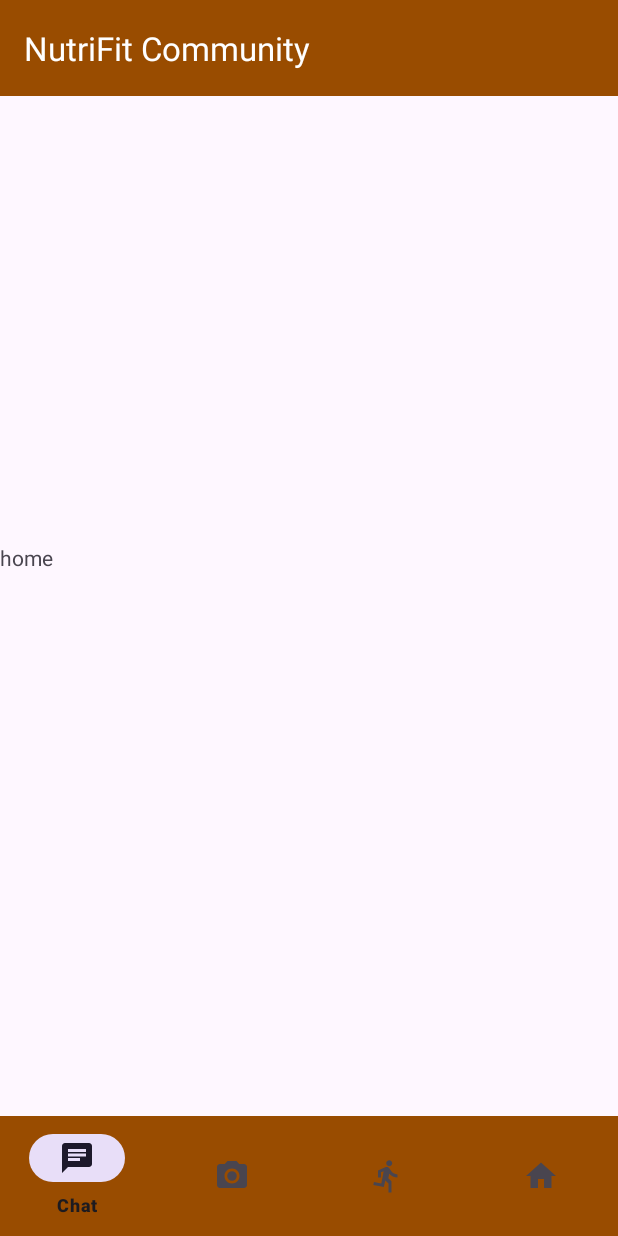
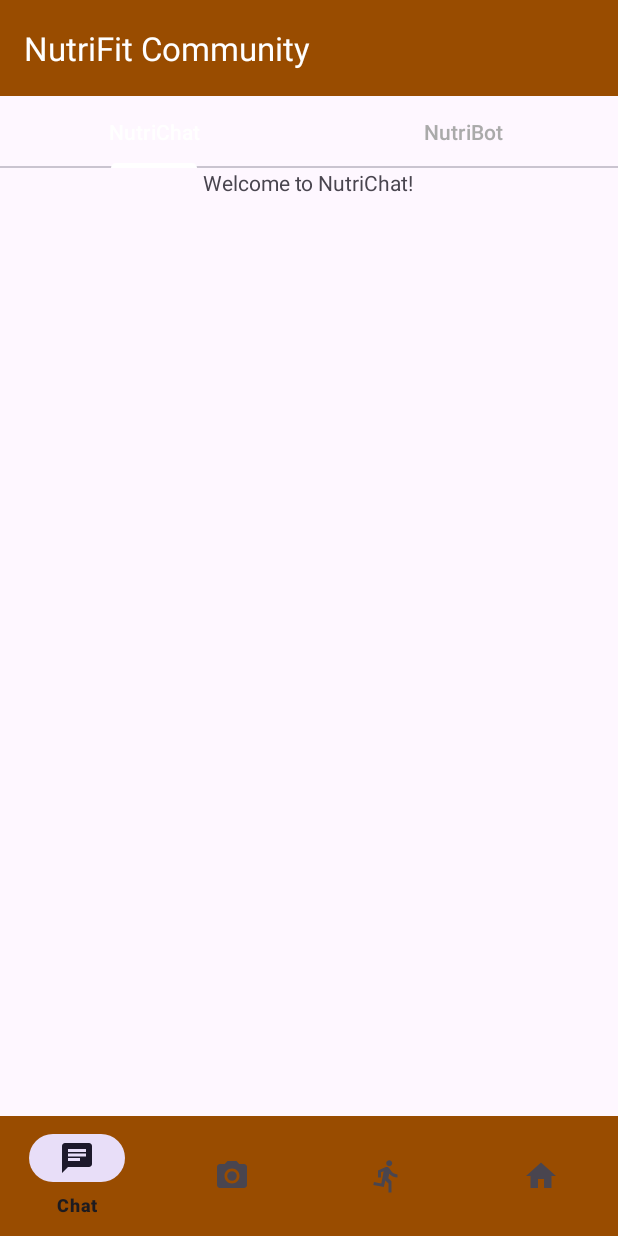
Before and after one commit to venoliah/NutriFit, an Android app: the ChatFragment screen opened directly, with no data from a screen before it, on a phone screen of 412 x 824 dp. Run offline under Robolectric (Android 15) with nearby library versions, the phone set to English and light mode, and no system bars.

Commit message:
Chat Fragment additions

```diff
--- a/NutriFit/app/src/main/java/com/example/nutrifit/ChatFragment.kt
+++ b/NutriFit/app/src/main/java/com/example/nutrifit/ChatFragment.kt
@@ -1,59 +1,37 @@
 package com.example.nutrifit
 
 import android.os.Bundle
-import androidx.fragment.app.Fragment
 import android.view.LayoutInflater
 import android.view.View
 import android.view.ViewGroup
+import com.google.android.material.tabs.TabLayoutMediator
+import androidx.fragment.app.Fragment
+import androidx.viewpager2.widget.ViewPager2
 
-// TODO: Rename parameter arguments, choose names that match
-// the fragment initialization parameters, e.g. ARG_ITEM_NUMBER
-private const val ARG_PARAM1 = "param1"
-private const val ARG_PARAM2 = "param2"
-
-/**
- * A simple [Fragment] subclass.
- * Use the [ChatFragment.newInstance] factory method to
- * create an instance of this fragment.
- */
 class ChatFragment : Fragment() {
-    // TODO: Rename and change types of parameters
-    private var param1: String? = null
-    private var param2: String? = null
-
-    override fun onCreate(savedInstanceState: Bundle?) {
-        super.onCreate(savedInstanceState)
-        arguments?.let {
-            param1 = it.getString(ARG_PARAM1)
-            param2 = it.getString(ARG_PARAM2)
-        }
-    }
 
     override fun onCreateView(
         inflater: LayoutInflater, container: ViewGroup?,
         savedInstanceState: Bundle?
     ): View? {
-        // Inflate the layout for this fragment
-        return inflater.inflate(R.layout.fragment_chat, container, false)
-    }
+        val view = inflater.inflate(R.layout.fragment_chat, container, false)
 
-    companion object {
-        /**
-         * Use this factory method to create a new instance of
-         * this fragment using the provided parameters.
-         *
-         * @param param1 Parameter 1.
-         * @param param2 Parameter 2.
-         * @return A new instance of fragment ChatFragment.
-         */
-        // TODO: Rename and change types and number of parameters
-        @JvmStatic
-        fun newInstance(param1: String, param2: String) =
-            ChatFragment().apply {
-                arguments = Bundle().apply {
-                    putString(ARG_PARAM1, param1)
-                    putString(ARG_PARAM2, param2)
-                }
+        val viewPager: ViewPager2 = view.findViewById(R.id.view_pager)
+        val tabLayout = view.findViewById<com.google.android.material.tabs.TabLayout>(R.id.tab_layout)
+
+        // Set up ViewPager with the adapter
+        val adapter = ViewPagerAdapter(requireActivity())
+        viewPager.adapter = adapter
+
+        // Link the TabLayout and the ViewPager2
+        TabLayoutMediator(tabLayout, viewPager) { tab, position ->
+            tab.text = when (position) {
+                0 -> "NutriChat"
+                1 -> "NutriBot"
+                else -> null
             }
+        }.attach()
+
+        return view
     }
 }
--- /dev/null
+++ b/NutriFit/app/src/main/java/com/example/nutrifit/NutriChatFragment.kt
@@ -0,0 +1,59 @@
+package com.example.nutrifit
+
+import android.os.Bundle
+import androidx.fragment.app.Fragment
+import android.view.LayoutInflater
+import android.view.View
+import android.view.ViewGroup
+
+// TODO: Rename parameter arguments, choose names that match
+// the fragment initialization parameters, e.g. ARG_ITEM_NUMBER
+private const val ARG_PARAM1 = "param1"
+private const val ARG_PARAM2 = "param2"
+
+/**
+ * A simple [Fragment] subclass.
+ * Use the [NutriChatFragment.newInstance] factory method to
+ * create an instance of this fragment.
+ */
+class NutriChatFragment : Fragment() {
+    // TODO: Rename and change types of parameters
+    private var param1: String? = null
+    private var param2: String? = null
+
+    override fun onCreate(savedInstanceState: Bundle?) {
+        super.onCreate(savedInstanceState)
+        arguments?.let {
+            param1 = it.getString(ARG_PARAM1)
+            param2 = it.getString(ARG_PARAM2)
+        }
+    }
+
+    override fun onCreateView(
+        inflater: LayoutInflater, container: ViewGroup?,
+        savedInstanceState: Bundle?
+    ): View? {
+        // Inflate the layout for this fragment
+        return inflater.inflate(R.layout.fragment_nutri_chat, container, false)
+    }
+
+    companion object {
+        /**
+         * Use this factory method to create a new instance of
+         * this fragment using the provided parameters.
+         *
+         * @param param1 Parameter 1.
+         * @param param2 Parameter 2.
+         * @return A new instance of fragment NutriChatFragment.
+         */
+        // TODO: Rename and change types and number of parameters
+        @JvmStatic
+        fun newInstance(param1: String, param2: String) =
+            NutriChatFragment().apply {
+                arguments = Bundle().apply {
+                    putString(ARG_PARAM1, param1)
+                    putString(ARG_PARAM2, param2)
+                }
+            }
+    }
+}
--- /dev/null
+++ b/NutriFit/app/src/main/java/com/example/nutrifit/ViewPagerAdapter.kt
@@ -0,0 +1,18 @@
+package com.example.nutrifit
+
+import androidx.fragment.app.Fragment
+import androidx.fragment.app.FragmentActivity
+import androidx.viewpager2.adapter.FragmentStateAdapter
+
+class ViewPagerAdapter(fragmentActivity: FragmentActivity) : FragmentStateAdapter(fragmentActivity) {
+    override fun getItemCount(): Int {
+        return 2
+    }
+
+    override fun createFragment(position: Int): Fragment {
+        return when (position) {
+            0 -> NutriChatFragment()  // NutriChat
+            else -> NutriBotFragment() // NutriBot
+        }
+    }
+}
--- /dev/null
+++ b/NutriFit/app/src/main/res/drawable/baseline_android_24.xml
@@ -0,0 +1,5 @@
+<vector android:height="24dp" android:tint="#706969"
+    android:viewportHeight="24" android:viewportWidth="24"
+    android:width="24dp" xmlns:android="http://schemas.android.com/apk/res/android">
+    <path android:fillColor="@android:color/white" android:pathData="M17.6,9.48l1.84,-3.18c0.16,-0.31 0.04,-0.69 -0.26,-0.85c-0.29,-0.15 -0.65,-0.06 -0.83,0.22l-1.88,3.24c-2.86,-1.21 -6.08,-1.21 -8.94,0L5.65,5.67c-0.19,-0.29 -0.58,-0.38 -0.87,-0.2C4.5,5.65 4.41,6.01 4.56,6.3L6.4,9.48C3.3,11.25 1.28,14.44 1,18h22C22.72,14.44 20.7,11.25 17.6,9.48zM7,15.25c-0.69,0 -1.25,-0.56 -1.25,-1.25c0,-0.69 0.56,-1.25 1.25,-1.25S8.25,13.31 8.25,14C8.25,14.69 7.69,15.25 7,15.25zM17,15.25c-0.69,0 -1.25,-0.56 -1.25,-1.25c0,-0.69 0.56,-1.25 1.25,-1.25s1.25,0.56 1.25,1.25C18.25,14.69 17.69,15.25 17,15.25z"/>
+</vector>
--- a/NutriFit/app/src/main/res/layout/fragment_camera.xml
+++ b/NutriFit/app/src/main/res/layout/fragment_camera.xml
@@ -13,7 +13,6 @@
         android:layout_height="match_parent"
         android:layout_gravity="center" />
 
-    <!-- Toolbar at the top -->
     <androidx.appcompat.widget.Toolbar
         android:id="@+id/toolbar"
         android:layout_width="match_parent"
@@ -24,7 +23,6 @@
         app:titleTextColor="@android:color/white"
         app:popupTheme="@style/ThemeOverlay.AppCompat.Light" />
 
-    <!-- Button to take a photo (ImageButton with increased size) -->
     <RelativeLayout
         android:layout_width="wrap_content"
         android:layout_height="wrap_content"
@@ -32,7 +30,6 @@
         android:layout_centerHorizontal="true"
         android:layout_marginBottom="32dp">
 
-        <!-- Icon to the left of the circle icon -->
         <ImageButton
             android:id="@+id/btnPhotoLibrary"
             android:layout_width="48dp"
@@ -43,7 +40,6 @@
         android:src="@drawable/baseline_photo_library_24"
         android:contentDescription="@string/photo_library" />
 
-        <!-- Circle button to take a photo -->
         <ImageButton
             android:id="@+id/btnTakePhoto"
             android:layout_width="48dp"
--- a/NutriFit/app/src/main/res/layout/fragment_chat.xml
+++ b/NutriFit/app/src/main/res/layout/fragment_chat.xml
@@ -1,37 +1,33 @@
-<?xml version="1.0" encoding="utf-8"?>
-<FrameLayout xmlns:android="http://schemas.android.com/apk/res/android"
-    xmlns:tools="http://schemas.android.com/tools"
+<LinearLayout xmlns:android="http://schemas.android.com/apk/res/android"
+    xmlns:app="http://schemas.android.com/apk/res-auto"
     android:layout_width="match_parent"
     android:layout_height="match_parent"
-    xmlns:app="http://schemas.android.com/apk/res-auto"
-    tools:context=".ProfileFragment">
+    android:orientation="vertical">
 
-    <!-- Toolbar at the top -->
+    <!-- Main Toolbar for the ChatFragment -->
     <androidx.appcompat.widget.Toolbar
-        android:id="@+id/toolbar"
+        android:id="@+id/main_toolbar"
         android:layout_width="match_parent"
         android:layout_height="wrap_content"
         android:background="@color/colorPrimary"
-        android:layout_gravity="top"
         app:title="NutriFit Community"
         app:titleTextColor="@android:color/white"
-        app:popupTheme="@style/ThemeOverlay.AppCompat.Light">
+        app:popupTheme="@style/ThemeOverlay.AppCompat.Light" />
 
-        <LinearLayout
-            android:layout_width="wrap_content"
-            android:layout_height="wrap_content"
-            android:orientation="horizontal"
-            android:layout_gravity="end">
-            <!-- Add any additional views or icons here -->
-        </LinearLayout>
-
-    </androidx.appcompat.widget.Toolbar>
-
-    <!-- Placeholder for other content below the toolbar -->
-    <TextView
+    <!-- TabLayout to switch between NutriChat and NutriBot -->
+    <com.google.android.material.tabs.TabLayout
+        android:id="@+id/tab_layout"
         android:layout_width="match_parent"
         android:layout_height="wrap_content"
-        android:layout_gravity="center"
-        android:text="home" />
+        app:tabIndicatorColor="@android:color/white"
+        app:tabSelectedTextColor="@android:color/white"
+        app:tabTextColor="@android:color/darker_gray" />
 
-</FrameLayout>
+    <!-- ViewPager2 for fragment switching -->
+    <androidx.viewpager2.widget.ViewPager2
+        android:id="@+id/view_pager"
+        android:layout_width="match_parent"
+        android:layout_height="match_parent"
+        android:layout_gravity="top" />
+
+</LinearLayout>
--- /dev/null
+++ b/NutriFit/app/src/main/res/layout/fragment_nutri_chat.xml
@@ -0,0 +1,13 @@
+<LinearLayout xmlns:android="http://schemas.android.com/apk/res/android"
+    android:layout_width="match_parent"
+    android:layout_height="match_parent"
+    android:orientation="vertical">
+
+
+    <TextView
+        android:layout_width="wrap_content"
+        android:layout_height="wrap_content"
+        android:text="Welcome to NutriChat!"
+        android:layout_gravity="center" />
+
+</LinearLayout>
```
Also changed, not shown: NutriFit/app/src/main/java/com/example/nutrifit/NutriBotFragment.kt (added, +59 -0 lines), NutriFit/app/src/main/res/layout/fragment_nutri_bot.xml (added, +14 -0 lines).
